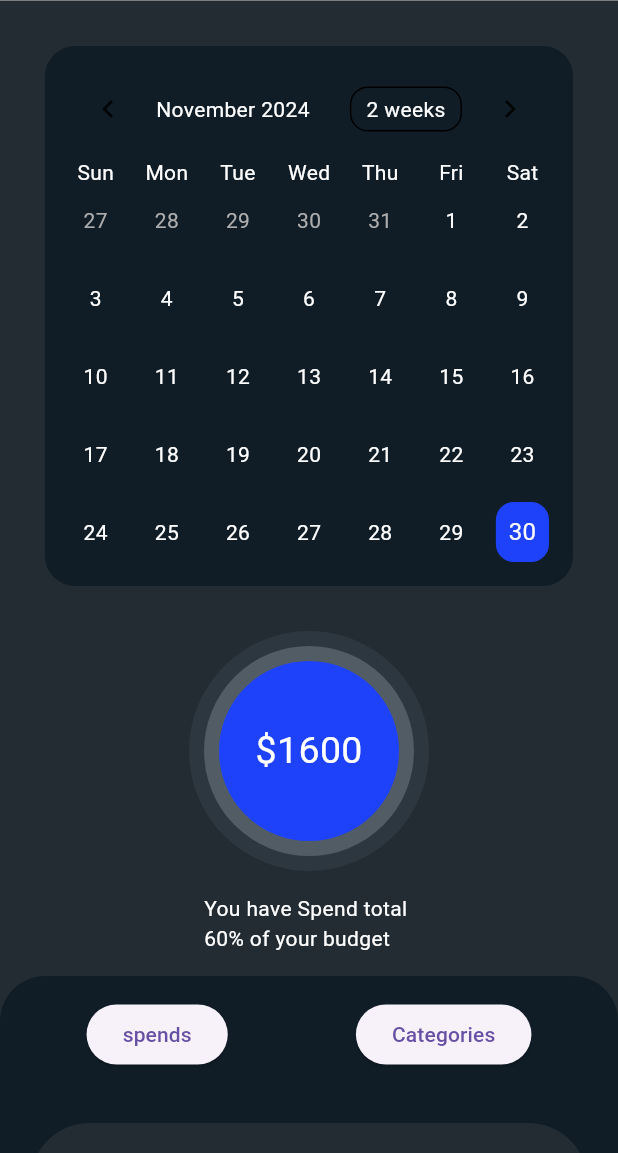
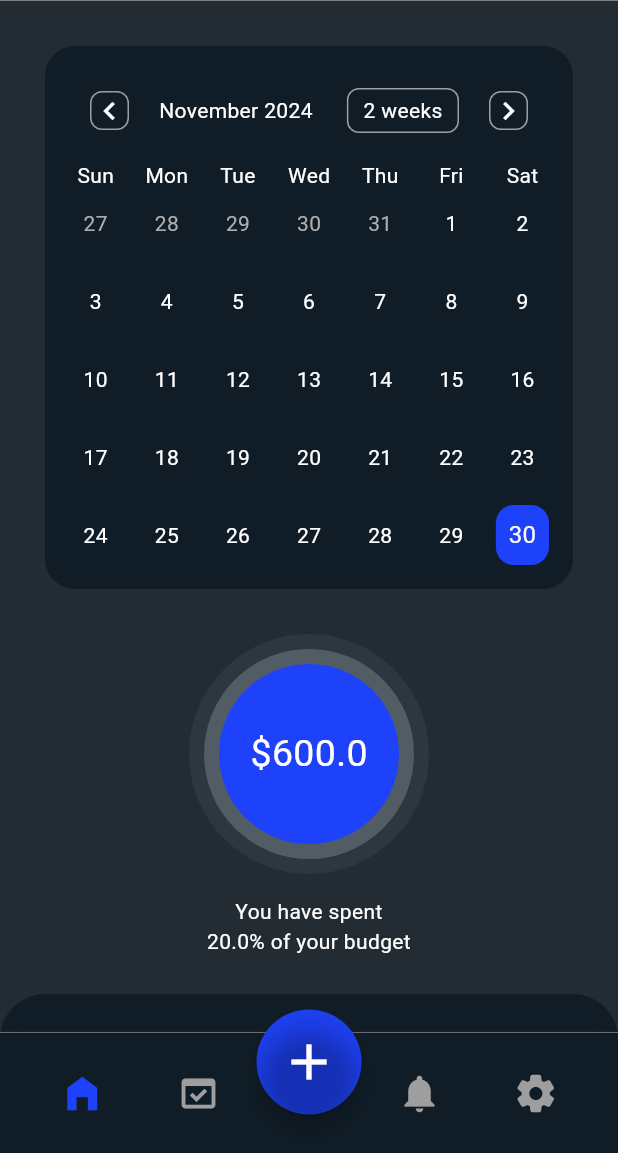
Before and after one commit to ExpensyTeam/ExpensyApp, a Flutter app: the TotalExpensesScreen screen opened directly, on a phone screen of 412 x 824 dp, the part 83-1236 px from its top. Run offline on Flutter 3.47's test engine with Material 3 defaults, Android fonts, the phone set to English and light mode, and no system bars; drawn by our look-alikes of table_calendar; our stand-ins replace syncfusion_flutter_charts.

Commit message:
Total Expenses screen UI completed (no fetching logic based the the date selected yet)

```diff
--- a/lib/Data/transactions.dart
+++ b/lib/Data/transactions.dart
@@ -3,62 +3,62 @@ import 'package:expensy/utils/transaction.dart';
 List<Transaction> transactions_data = [
   Transaction(
       type: 'Food',
-      date: '20 Feb 2024',
-      amount: '+\$20',
+      date: '13 Jully 2024',
+      amount: '+\$200',
       vat: '0.5%',
       method: 'Google Pay'),
   Transaction(
       type: 'Uber',
-      date: '13 Mar 2024',
+      date: '20 May 2024',
+      amount: '-\$180',
+      vat: '0.8%',
+      method: 'Cash'),
+  Transaction(
+      type: 'Shopping',
+      date: '11 Avril 2024',
+      amount: '-\$300',
+      vat: '0.12%',
+      method: 'Paytm'),
+  Transaction(
+      type: 'Uber',
+      date: '13 Mars 2024',
       amount: '-\$18',
       vat: '0.8%',
       method: 'Cash'),
   Transaction(
       type: 'Shopping',
-      date: '11 Mar 2024',
-      amount: '-\$400',
-      vat: '0.12%',
-      method: 'Paytm'),
-  Transaction(
-      type: 'Uber',
-      date: '13 Mar 2024',
-      amount: '-\$18',
-      vat: '0.8%',
-      method: 'Cash'),
-  Transaction(
-      type: 'Shopping',
-      date: '11 Mar 2024',
+      date: '11 February 2024',
       amount: '-\$400',
       vat: '0.12%',
       method: 'Paytm'),
   Transaction(
       type: 'Food',
-      date: '20 Feb 2024',
+      date: '20 January 2024',
       amount: '+\$20',
       vat: '0.5%',
       method: 'Google Pay'),
   Transaction(
       type: 'Shopping',
-      date: '11 Mar 2024',
+      date: '11 september 2023',
       amount: '-\$400',
       vat: '0.12%',
       method: 'Paytm'),
   Transaction(
       type: 'Food',
-      date: '20 Feb 2024',
-      amount: '+\$20',
+      date: '20 Mars 2023',
+      amount: '+\$200',
       vat: '0.5%',
       method: 'Google Pay'),
   Transaction(
       type: 'Shopping',
-      date: '11 Mar 2024',
-      amount: '-\$400',
+      date: '11 February 2023',
+      amount: '-\$200',
       vat: '0.12%',
       method: 'Paytm'),
   Transaction(
       type: 'Uber',
-      date: '13 Mar 2024',
-      amount: '-\$18',
+      date: '13 January 2023',
+      amount: '-\$240',
       vat: '0.8%',
       method: 'Cash'),
 ];
--- /dev/null
+++ b/lib/utils/PieData.dart
@@ -0,0 +1,17 @@
+// PieData.dart
+
+import 'package:flutter/material.dart';
+
+class PieData {
+  final String xData;
+  final double yData;
+  final String? text;
+  final Color color;
+
+  PieData({
+    required this.xData,
+    required this.yData,
+    required this.text,
+    required this.color,
+  });
+}
--- a/lib/views/screens/overview_screen/total_expenses.dart
+++ b/lib/views/screens/overview_screen/total_expenses.dart
@@ -1,14 +1,49 @@
-// import 'package:expensy/Data/pieChartData.dart';
+import 'package:expensy/views/screens/overview_screen/overview.dart';
+import 'package:expensy/views/screens/savings_screen/savings.dart';
 import 'package:expensy/views/themes/colors.dart';
 import 'package:expensy/views/widgets/app_bar.dart';
+import 'package:expensy/views/widgets/bottom_navigation_bar.dart';
+import 'package:expensy/views/widgets/floating_action_button.dart';
 import 'package:expensy/views/widgets/total_expenses_screen_widgets.dart/calender.dart';
 import 'package:expensy/views/widgets/total_expenses_screen_widgets.dart/spend_circle.dart';
 import 'package:expensy/views/widgets/total_expenses_screen_widgets.dart/spends_categories_list.dart';
-// import 'package:expensy/views/widgets/total_expenses_screen_widgets.dart/pie_chart.dart';
 import 'package:flutter/material.dart';
-// import 'package:charts_flutter/flutter.dart' as charts;
+import 'package:intl/intl.dart'; // Import intl package for date formatting
 
-class TotalExpensesScreen extends StatelessWidget {
+class TotalExpensesScreen extends StatefulWidget {
+  const TotalExpensesScreen({Key? key}) : super(key: key);
+
+  @override
+  _TotalExpensesScreenState createState() => _TotalExpensesScreenState();
+}
+
+class _TotalExpensesScreenState extends State<TotalExpensesScreen> {
+  int _selectedIndex = 0;
+  DateTime _selectedDate = DateTime.now(); // Field to store the selected date
+
+  // Method to update the selected date
+  void _updateSelectedDate(String formattedDate) {
+    setState(() {
+      _selectedDate = DateFormat('dd MM yyyy')
+          .parse(formattedDate); // Convert String back to DateTime
+    });
+  }
+
+  void _onItemTapped(int index) {
+    setState(() {
+      _selectedIndex = index;
+    });
+
+    // Navigate to the respective screen
+    if (index == 0) {
+      Navigator.pushReplacement(
+          context, MaterialPageRoute(builder: (_) => const Overview()));
+    } else if (index == 1) {
+      Navigator.pushReplacement(
+          context, MaterialPageRoute(builder: (_) => Savings()));
+    }
+  }
+
   @override
   Widget build(BuildContext context) {
     return SafeArea(
@@ -21,8 +56,17 @@ class TotalExpensesScreen extends StatelessWidget {
           showBackButton: true,
           backgroundColor: DarkMode.neutralColor,
         ),
+        floatingActionButton: FloatingActionButtonWidget(
+          onPressed: () => {print("this is floating button")},
+        ),
+        floatingActionButtonLocation: FloatingActionButtonLocation.centerDocked,
+        bottomNavigationBar: CustomBottomNavBar(
+          selectedIndex: _selectedIndex,
+          onItemTapped: _onItemTapped,
+        ),
         body: ListView(
           children: [
+            // CalendarWidget with a callback to update selected date
             Container(
               decoration: BoxDecoration(
                 color: DarkMode.neutralColor,
@@ -30,9 +74,12 @@ class TotalExpensesScreen extends StatelessWidget {
               ),
               padding: EdgeInsets.all(10),
               margin: EdgeInsets.all(30),
-              child: CalendarWidget(),
+              child: CalendarWidget(
+                selectedDate: _selectedDate,
+                onDateSelected: _updateSelectedDate, // Pass the update function
+              ),
             ),
-            SpendCircleWidget(),
+            SpendCircleWidget(selectedDate: _selectedDate),
             SizedBox(height: 15),
             Container(
               decoration: BoxDecoration(
--- a/lib/views/widgets/overview_screen_widgets/main_widget_overview.dart
+++ b/lib/views/widgets/overview_screen_widgets/main_widget_overview.dart
@@ -3,6 +3,7 @@ import 'package:expensy/Data/transactions.dart';
 import 'package:expensy/utils/transaction.dart';
 import 'package:expensy/views/themes/colors.dart';
 import 'package:flutter/material.dart';
+import 'package:intl/intl.dart';
 
 class MainOverview extends StatefulWidget {
   @override
@@ -140,7 +141,7 @@ class BuildTextButtons extends StatelessWidget {
               const SizedBox(width: 10),
               Text(
                 label,
-                style: const TextStyle(fontSize: 13, color: Colors.white),
+                style: const TextStyle(fontSize: 12, color: Colors.white),
               ),
             ],
           ),
--- a/lib/views/widgets/total_expenses_screen_widgets.dart/calender.dart
+++ b/lib/views/widgets/total_expenses_screen_widgets.dart/calender.dart
@@ -1,8 +1,18 @@
 import 'package:expensy/views/themes/colors.dart';
 import 'package:flutter/material.dart';
 import 'package:table_calendar/table_calendar.dart';
+import 'package:intl/intl.dart'; // Import intl package for date formatting
 
 class CalendarWidget extends StatefulWidget {
+  final DateTime selectedDate;
+  final Function(String) onDateSelected; // Change to String for formatted date
+
+  const CalendarWidget({
+    Key? key,
+    required this.selectedDate,
+    required this.onDateSelected,
+  }) : super(key: key);
+
   @override
   _CalendarWidgetState createState() => _CalendarWidgetState();
 }
@@ -11,6 +21,12 @@ class _CalendarWidgetState extends State<CalendarWidget> {
   CalendarFormat _calendarFormat = CalendarFormat.month;
   DateTime _focusedDay = DateTime.now();
   DateTime? _selectedDay;
+
+  @override
+  void initState() {
+    super.initState();
+    _selectedDay = widget.selectedDate;
+  }
 
   @override
   Widget build(BuildContext context) {
@@ -24,6 +40,13 @@ class _CalendarWidgetState extends State<CalendarWidget> {
         setState(() {
           _selectedDay = selectedDay;
           _focusedDay = focusedDay;
+
+          // Format the selected date
+          String formattedDate = DateFormat('dd MM yyyy').format(_selectedDay!);
+          print(formattedDate);
+
+          // Pass the formatted date to the callback
+          widget.onDateSelected(formattedDate);
         });
       },
       onFormatChanged: (format) {
@@ -49,6 +72,24 @@ class _CalendarWidgetState extends State<CalendarWidget> {
       headerStyle: HeaderStyle(
         formatButtonTextStyle: TextStyle(color: Colors.white, fontSize: 14.0),
         titleTextStyle: TextStyle(color: Colors.white, fontSize: 14.0),
+        formatButtonDecoration: BoxDecoration(
+          border: Border.all(color: Colors.grey),
+          borderRadius: BorderRadius.circular(8.0),
+        ),
+        leftChevronIcon: Container(
+          decoration: BoxDecoration(
+            border: Border.all(color: Colors.grey),
+            borderRadius: BorderRadius.circular(8.0),
+          ),
+          child: Icon(Icons.chevron_left, color: Colors.white),
+        ),
+        rightChevronIcon: Container(
+          decoration: BoxDecoration(
+            border: Border.all(color: Colors.grey),
+            borderRadius: BorderRadius.circular(8.0),
+          ),
+          child: Icon(Icons.chevron_right, color: Colors.white),
+        ),
       ),
       daysOfWeekStyle: DaysOfWeekStyle(
         weekdayStyle: TextStyle(color: Colors.white, fontSize: 14.0),
@@ -57,10 +98,6 @@ class _CalendarWidgetState extends State<CalendarWidget> {
       calendarBuilders: CalendarBuilders(
         defaultBuilder: (context, date, events) => Container(
           margin: EdgeInsets.all(4.0),
-          // decoration: BoxDecoration(
-          //   color: DarkMode.primaryColor,
-          //   borderRadius: BorderRadius.circular(6.0),
-          // ),
           child: Center(
             child: Text(
               date.day.toString(),
--- a/lib/views/widgets/total_expenses_screen_widgets.dart/pie_chart.dart
+++ b/lib/views/widgets/total_expenses_screen_widgets.dart/pie_chart.dart
@@ -1,33 +1,25 @@
-import 'package:expensy/views/themes/colors.dart';
+import 'package:expensy/Data/transactions.dart';
 import 'package:flutter/material.dart';
 import 'package:syncfusion_flutter_charts/charts.dart';
+import 'package:expensy/utils/PieData.dart';
+import 'package:expensy/utils/transaction.dart';
+import 'package:expensy/views/themes/colors.dart';
 
 class TransactionPieChart extends StatelessWidget {
-  final List<Transactionn> transactions = [
-    Transactionn('Food', 100),
-    Transactionn('Entertainment', 200),
-    Transactionn('Transport', 50),
-    Transactionn('Utilities', 150),
-  ];
+  final List<Transaction> transactions;
+
+  TransactionPieChart({Key? key})
+      : transactions = transactions_data,
+        super(key: key);
 
   @override
   Widget build(BuildContext context) {
-    double totalAmount = transactions.fold(0, (sum, item) => sum + item.amount);
-
-    List<_PieData> pieData = transactions.map((transaction) {
-      double percentage = (transaction.amount / totalAmount) * 100;
-      return _PieData(
-        transaction.type,
-        percentage,
-        '${percentage.toStringAsFixed(1)}%',
-        _getColor(transaction.type),
-      );
-    }).toList();
+    List<PieData> pieData = calculateCategoryData(transactions);
 
     return Container(
       margin: EdgeInsets.all(20),
       decoration: BoxDecoration(
-        color: DarkMode.primaryColor,
+        color: const Color.fromARGB(255, 37, 46, 52),
         borderRadius: BorderRadius.all(Radius.circular(40)),
       ),
       child: Center(
@@ -36,15 +28,15 @@ class TransactionPieChart extends StatelessWidget {
             isVisible: true,
             textStyle: TextStyle(color: Colors.white),
           ),
-          series: <PieSeries<_PieData, String>>[
-            PieSeries<_PieData, String>(
+          series: <PieSeries<PieData, String>>[
+            PieSeries<PieData, String>(
               explode: true,
               explodeIndex: 0,
               dataSource: pieData,
-              xValueMapper: (_PieData data, _) => data.xData,
-              yValueMapper: (_PieData data, _) => data.yData,
-              dataLabelMapper: (_PieData data, _) => data.text,
-              pointColorMapper: (_PieData data, _) => data.color,
+              xValueMapper: (PieData data, _) => data.xData,
+              yValueMapper: (PieData data, _) => data.yData,
+              dataLabelMapper: (PieData data, _) => data.text,
+              pointColorMapper: (PieData data, _) => data.color,
               dataLabelSettings: DataLabelSettings(
                 isVisible: true,
                 textStyle: TextStyle(color: Colors.white),
@@ -56,13 +48,46 @@ class TransactionPieChart extends StatelessWidget {
     );
   }
 
+  List<PieData> calculateCategoryData(List<Transaction> transactionsData) {
+    Map<String, double> categoryTotals = {};
+
+    for (var transaction in transactionsData) {
+      double amount = double.tryParse(
+              transaction.amount.replaceAll(RegExp(r'[^0-9.]'), '')) ??
+          0;
+      categoryTotals.update(
+        transaction.type,
+        (value) => value + amount,
+        ifAbsent: () => amount,
+      );
+    }
+
+    double totalAmount =
+        categoryTotals.values.fold(0.0, (sum, amount) => sum + amount);
+
+    List<PieData> pieData = categoryTotals.entries.map((entry) {
+      String type = entry.key;
+      double totalAmountInCategory = entry.value;
+      double percentage = (totalAmountInCategory / totalAmount) * 100;
+
+      return PieData(
+        xData: type,
+        yData: percentage,
+        text: '${percentage.toStringAsFixed(1)}%',
+        color: _getColor(type),
+      );
+    }).toList();
+
+    return pieData;
+  }
+
   Color _getColor(String type) {
     switch (type) {
       case 'Food':
         return DarkMode.pieChartColor1;
-      case 'Entertainment':
+      case 'Uber':
         return DarkMode.pieChartColor3;
-      case 'Transport':
+      case 'Shopping':
         return DarkMode.pieChartColor4;
       case 'Utilities':
         return DarkMode.pieChartColor5;
@@ -71,18 +96,3 @@ class TransactionPieChart extends StatelessWidget {
     }
   }
 }
-
-class _PieData {
-  _PieData(this.xData, this.yData, this.text, this.color);
-  final String xData;
-  final num yData;
-  final String? text;
-  final Color color;
-}
-
-class Transactionn {
-  final String type;
-  final double amount;
-
-  Transactionn(this.type, this.amount);
-}
--- a/lib/views/widgets/total_expenses_screen_widgets.dart/spend_circle.dart
+++ b/lib/views/widgets/total_expenses_screen_widgets.dart/spend_circle.dart
@@ -1,15 +1,34 @@
+import 'package:flutter/material.dart';
 import 'package:expensy/views/themes/colors.dart';
-import 'package:flutter/material.dart';
+import 'package:intl/intl.dart';
 
 class SpendCircleWidget extends StatelessWidget {
-  const SpendCircleWidget({super.key});
+  final DateTime selectedDate;
+
+  const SpendCircleWidget({super.key, required this.selectedDate});
+
+  double _getTotalSpend(DateTime date) {
+    // Filter the transactions based on the selected date
+
+    return 600.0;
+  }
+
+  double _getBudget() {
+    // You can replace this with logic to get the user's total budget
+    return 3000.0; // Example: $3000 total budget
+  }
 
   @override
   Widget build(BuildContext context) {
+    // Fetch the total spend and calculate the percentage
+    double totalSpend = _getTotalSpend(selectedDate);
+    double budget = _getBudget();
+    double percentageSpent = (totalSpend / budget) * 100;
+
     return Column(
       children: [
         Stack(
-          alignment: Alignment.center, // Center the content within the stack
+          alignment: Alignment.center,
           children: [
             // Outer border
             Container(
@@ -31,10 +50,10 @@ class SpendCircleWidget extends StatelessWidget {
                       color: const Color.fromRGBO(82, 92, 101, 1), width: 10),
                   color: DarkMode.buttonColor),
             ),
-            // Center content
+            // Center content (display the total spend)
             Center(
               child: Text(
-                "\$1600",
+                "\$$totalSpend",
                 style: TextStyle(color: Colors.white, fontSize: 25),
               ),
             ),
@@ -46,11 +65,15 @@ class SpendCircleWidget extends StatelessWidget {
         Container(
           width: 140,
           child: Text(
-            "You have Spend total 60% of your budget",
+            "You have spent $percentageSpent% of your budget",
             style: TextStyle(color: Colors.white),
-            maxLines: 2, // Set the maximum number of lines
-            overflow: TextOverflow.ellipsis, // Optional: Add
+            maxLines: 2,
+            overflow: TextOverflow.ellipsis,
+            textAlign: TextAlign.center,
           ),
+        ),
+        SizedBox(
+          height: 10,
         )
       ],
     );
--- a/lib/views/widgets/total_expenses_screen_widgets.dart/spends_categories_list.dart
+++ b/lib/views/widgets/total_expenses_screen_widgets.dart/spends_categories_list.dart
@@ -1,73 +1,3 @@
-// import 'package:expensy/Data/iconMapping.dart';
-// import 'package:expensy/Data/transactions.dart';
-// import 'package:expensy/utils/transaction.dart';
-// import 'package:expensy/views/themes/colors.dart';
-// import 'package:flutter/material.dart';
-
-// class SpendsCategoriesList extends StatefulWidget {
-//   @override
-//   _SpendsCategoriesListState createState() => _SpendsCategoriesListState();
-// }
-
-// class _SpendsCategoriesListState extends State<SpendsCategoriesList> {
-//   List<Transaction> transactions = transactions_data;
-
-//   // Define a map to associate transaction types with specific icons
-//   final Map<String, IconData> iconMapping = iconMapping_data;
-
-//   @override
-//   Widget build(BuildContext context) {
-//     return Column(
-//       children: [
-//         SizedBox(height: 15),
-//         Expanded(
-//           child: ListView.builder(
-//             shrinkWrap: true,
-//             itemCount: transactions.length,
-//             itemBuilder: (context, index) {
-//               final transaction = transactions[index];
-
-//               final icon = iconMapping[transaction.type] ?? Icons.help_outline;
-
-//               return ListTile(
-//                 leading: Container(
-//                   width: 45,
-//                   height: 45,
-//                   decoration: BoxDecoration(
-//                     color: DarkMode.iconBackground,
-//                     borderRadius:
-//                         BorderRadius.circular(10), // Adjust radius as needed
-//                   ),
-//                   child: Icon(
-//                     icon, // Use the corresponding icon for the transaction type
-//                     color: Colors.white,
-//                     size: 30,
-//                   ),
-//                 ),
-//                 contentPadding:
-//                     EdgeInsets.symmetric(vertical: 10, horizontal: 15),
-//                 title: Text(transaction.type,
-//                     style: TextStyle(color: Colors.white, fontSize: 20)),
-//                 subtitle: Text(transaction.date,
-//                     style: TextStyle(color: Colors.white70)),
-//                 trailing: Column(
-//                   crossAxisAlignment: CrossAxisAlignment.end,
-//                   children: [
-//                     Text('${transaction.amount} + VAT ${transaction.vat}',
-//                         style: TextStyle(color: Colors.white, fontSize: 18)),
-//                     Text(transaction.method,
-//                         style: TextStyle(color: Colors.white70, fontSize: 15)),
-//                   ],
-//                 ),
-//               );
-//             },
-//           ),
-//         ),
-//       ],
-//     );
-//   }
-// }
-
 import 'package:expensy/Data/iconMapping.dart';
 import 'package:expensy/Data/transactions.dart';
 import 'package:expensy/utils/transaction.dart';
@@ -82,31 +12,104 @@ class SpendsCategoriesList extends StatefulWidget {
 
 class _SpendsCategoriesListState extends State<SpendsCategoriesList> {
   List<Transaction> transactions = transactions_data;
-
   final Map<String, IconData> iconMapping = iconMapping_data;
+  bool isSpendViewSelected = true; // Track the currently selected view
 
   @override
   Widget build(BuildContext context) {
     return Column(
       children: [
-        Container(
+        SpendCategorySelector(),
+        if (!isSpendViewSelected) TransactionPieChart(),
+        SpendList(),
+      ],
+    );
+  }
+
+  Widget SpendCategorySelector() {
+    return Container(
       padding: EdgeInsets.all(15),
-          child:
-              Row(mainAxisAlignment: MainAxisAlignment.spaceAround, children: [
-            ElevatedButton(onPressed: () => {}, child: Text("spends")),
-            ElevatedButton(onPressed: () => {}, child: Text("Categories"))
-          ]),
+      child: Row(
+        mainAxisAlignment: MainAxisAlignment.spaceBetween,
+        children: [
+          AnimatedContainer(
+            duration: Duration(milliseconds: 200),
+            width: MediaQuery.of(context).size.width * 0.45,
+            decoration: BoxDecoration(
+              border: isSpendViewSelected
+                  ? Border(
+                      bottom: BorderSide(
+                        color: DarkMode.buttonColor,
+                        width: 3,
                       ),
-        TransactionPieChart(),
-        // SizedBox(height: 10),
-        Container(
-          height: MediaQuery.of(context).size.height *
-              0.5, // Adjust the height as needed
+                    )
+                  : null,
+            ),
+            child: ElevatedButton(
+              onPressed: () {
+                setState(() {
+                  isSpendViewSelected = true;
+                });
+              },
+              child: Text(
+                "Spends",
+                style: TextStyle(color: Colors.white),
+              ),
+              style: ElevatedButton.styleFrom(
+                backgroundColor: DarkMode.neutralColor,
+                foregroundColor:
+                    isSpendViewSelected ? DarkMode.primaryColor : Colors.white,
+                shape: RoundedRectangleBorder(
+                  borderRadius: BorderRadius.circular(10),
+                ),
+              ),
+            ),
+          ),
+          AnimatedContainer(
+            duration: Duration(milliseconds: 200),
+            width: MediaQuery.of(context).size.width * 0.45,
+            decoration: BoxDecoration(
+              border: !isSpendViewSelected
+                  ? Border(
+                      bottom: BorderSide(
+                        color: DarkMode.buttonColor,
+                        width: 4,
+                      ),
+                    )
+                  : null,
+            ),
+            child: ElevatedButton(
+              onPressed: () {
+                setState(() {
+                  isSpendViewSelected = false;
+                });
+              },
+              child: Text(
+                "Categories",
+                style: TextStyle(color: Colors.white),
+              ),
+              style: ElevatedButton.styleFrom(
+                backgroundColor: DarkMode.neutralColor,
+                foregroundColor:
+                    !isSpendViewSelected ? DarkMode.primaryColor : Colors.white,
+                shape: RoundedRectangleBorder(
+                  borderRadius: BorderRadius.circular(10),
+                ),
+              ),
+            ),
+          ),
+        ],
+      ),
+    );
+  }
+
+  Widget SpendList() {
+    return Container(
+      height: MediaQuery.of(context).size.height * 0.5,
       child: ListView.builder(
         itemCount: transactions.length,
         itemBuilder: (context, index) {
           final transaction = transactions[index];
-
           final icon = iconMapping[transaction.type] ?? Icons.help_outline;
 
           return ListTile(
@@ -124,12 +127,11 @@ class _SpendsCategoriesListState extends State<SpendsCategoriesList> {
                 size: 30,
               ),
             ),
-                contentPadding:
-                    EdgeInsets.symmetric(vertical: 10, horizontal: 15),
+            contentPadding: EdgeInsets.symmetric(vertical: 10, horizontal: 15),
             title: Text(transaction.type,
                 style: TextStyle(color: Colors.white, fontSize: 20)),
-                subtitle: Text(transaction.date,
-                    style: TextStyle(color: Colors.white70)),
+            subtitle:
+                Text(transaction.date, style: TextStyle(color: Colors.white70)),
             trailing: Column(
               crossAxisAlignment: CrossAxisAlignment.end,
               children: [
@@ -142,8 +144,6 @@ class _SpendsCategoriesListState extends State<SpendsCategoriesList> {
           );
         },
       ),
-        ),
-      ],
     );
   }
 }
--- a/pubspec.yaml
+++ b/pubspec.yaml
@@ -11,6 +11,7 @@ dependencies:
     sdk: flutter
   table_calendar: ^3.0.8
   syncfusion_flutter_charts: ^20.4.49
+  intl: ^0.18.0
 
 dev_dependencies:
   flutter_test:
```
Also changed, not shown: pubspec.lock, 2 other files. Lines whose indentation alone changed are shown as unchanged.
